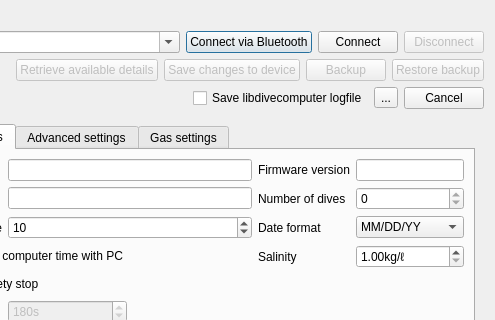
Qt form desktop-widgets/configuredivecomputerdialog.ui (subsurface/subsurface) before a commit; both pictures show x 347 to 842 and y 0 to 320 of the 842 by 614 pixel window.
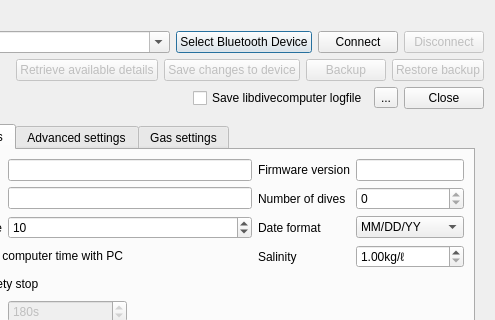
The same form after that commit. Icons and pictures are not drawn.

Commit message:
Desktop: Use Persisted Device Information for Dive Computer Configuration.
Use the dive computer / device information that was persisted when
previously downloading dives or configuring the dive computer in the
dive computer configuration dialog.
Also rename 'Connect with bluetooth' and 'Cancel' buttons in the dialog
to make them more consistent with what they do.

The edit to the form file:
```diff
--- a/desktop-widgets/configuredivecomputerdialog.ui
+++ b/desktop-widgets/configuredivecomputerdialog.ui
@@ -44,7 +44,7 @@
        <item>
         <widget class="QPushButton" name="bluetoothMode">
          <property name="text">
-          <string>Connect via Bluetooth</string>
+          <string>Select Bluetooth Device</string>
          </property>
         </widget>
        </item>
@@ -184,7 +184,7 @@
      <item>
       <widget class="QPushButton" name="cancel">
        <property name="text">
-        <string>Cancel</string>
+        <string>Close</string>
        </property>
       </widget>
      </item>
```
Left out of the diff: 6 changed lines with no effect on the pictures. The commit also changes 3 other files.
